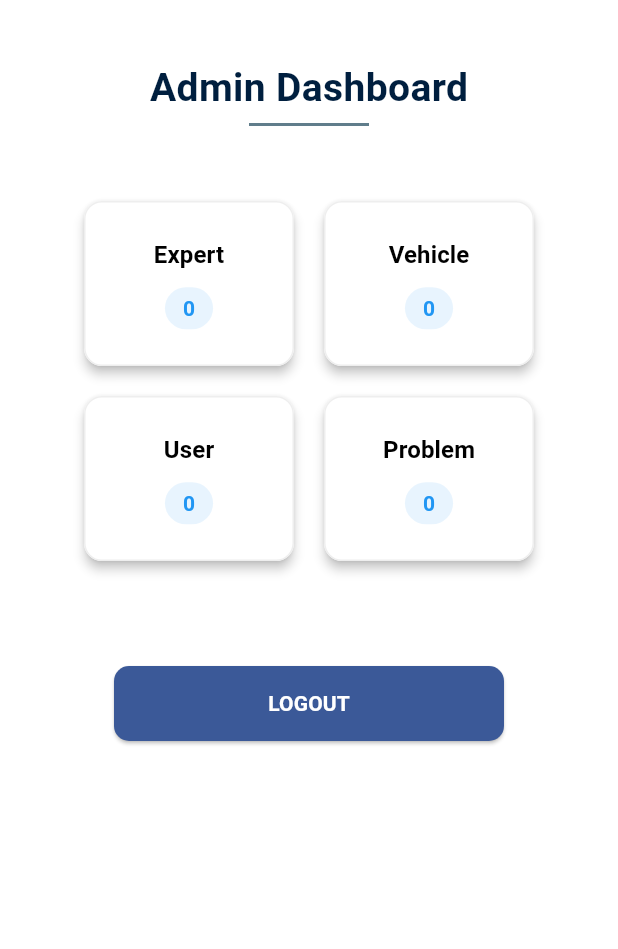
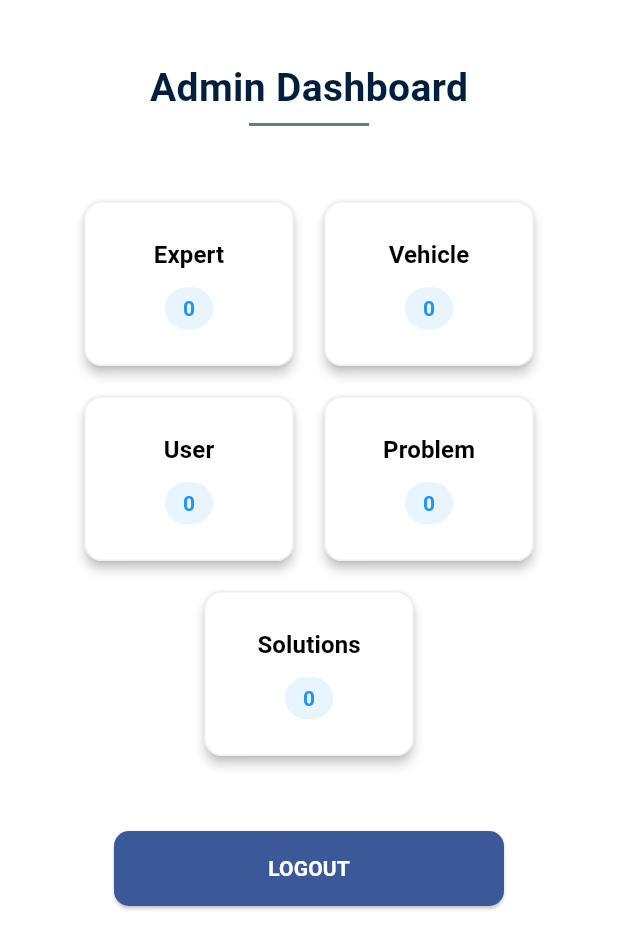
Before and after one commit to shariabbaxi72-ctrl/ryc, a Flutter app: the AdminScreen screen opened directly with empty values, on a phone screen of 412 x 824 dp. Shown: the top 949 px of the screen. Run offline on Flutter 3.47's test engine with Material 3 defaults, Android fonts, the phone set to English and light mode, and no system bars; our stand-ins replace device_preview, image_picker, shared_preferences; accounts and stored records are empty; network calls fail.

Commit message:
shariabbasi@gmail.com

```diff
--- a/lib/screens/admin/admin_dashboard.dart
+++ b/lib/screens/admin/admin_dashboard.dart
@@ -296,15 +296,15 @@ class _AdminScreenState extends State<AdminScreen> {
 
                   const SizedBox(height: 20),
 
-                  // Row 3: Solutions
-                  // Row(
-                  //   mainAxisAlignment: MainAxisAlignment.center,
-                  //   children: [
-                  //     _buildMenuButton("Solutions", () {
-                  //       Navigator.push(context, MaterialPageRoute(builder: (context) => AdminSolutionsScreen(adminName: widget.adminName))).then((_) => loadCounts());
-                  //     }),
-                  //   ],
-                  // ),
+
+                  Row(
+                    mainAxisAlignment: MainAxisAlignment.center,
+                    children: [
+                      _buildMenuButton("Solutions", () {
+                        Navigator.push(context, MaterialPageRoute(builder: (context) => AdminSolutionsScreen(adminName: widget.adminName))).then((_) => loadCounts());
+                      }),
+                    ],
+                  ),
 
                   const SizedBox(height: 50),
 
```
Also changed, not shown: 1 other file.
